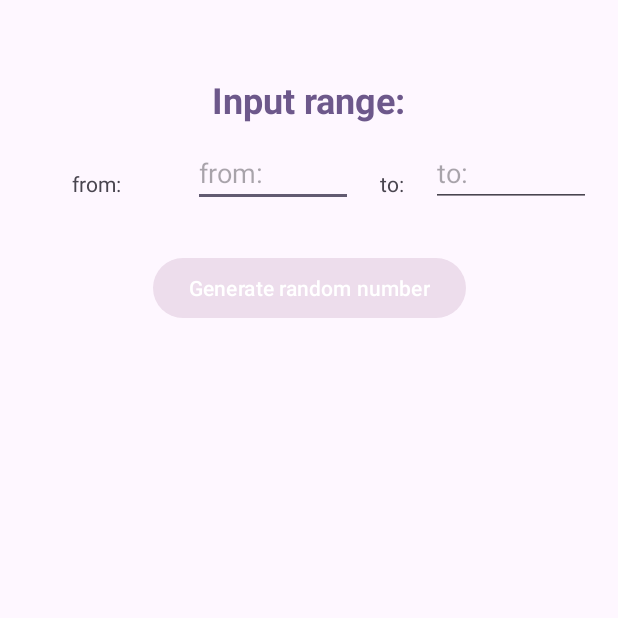
After one commit to userlika/RandomApp, an Android app: the RandomNumberActivity screen opened directly, with no data from a screen before it, on a phone screen of 412 x 824 dp, the top half of it. The commit adds this screen. Run offline under Robolectric (Android 15) with nearby library versions, the phone set to English and light mode, and no system bars; Roboto replaces fonts that are not available here.

Commit message:
Added RandomNumberActivity

```diff
--- a/app/src/main/AndroidManifest.xml
+++ b/app/src/main/AndroidManifest.xml
@@ -12,6 +12,9 @@
         android:supportsRtl="true"
         android:theme="@style/Theme.RandomApp"
         tools:targetApi="31">
+        <activity
+            android:name=".RandomNumberActivity"
+            android:exported="false" />
         <activity
             android:name=".HeadsAndTailsActivity"
             android:exported="false" />
--- a/app/src/main/java/com/likabarken/randomapp/MainActivity.java
+++ b/app/src/main/java/com/likabarken/randomapp/MainActivity.java
@@ -26,6 +26,7 @@ public class MainActivity extends AppCompatActivity {
 
         TextView textViewOptionYesNo = findViewById(R.id.textViewOptionYesNo);
         TextView textViewOptionHeadsAndTails = findViewById(R.id.textViewOptionHeadsAndTails);
+        TextView textViewOptionRandomNumber = findViewById(R.id.textViewOptionRandomNumber);
 
         textViewOptionYesNo.setOnClickListener(new View.OnClickListener() {
             @Override
@@ -43,6 +44,14 @@ public class MainActivity extends AppCompatActivity {
             }
         });
 
+        textViewOptionRandomNumber.setOnClickListener(new View.OnClickListener() {
+            @Override
+            public void onClick(View view) {
+                launchNextScreen(MainActivity.this, RandomNumberActivity.class);
+
+            }
+        });
+
     }
     private void launchNextScreen(AppCompatActivity currentActivity, Class<? extends AppCompatActivity> nextActivityClass) {
         Intent intent = new Intent(currentActivity, nextActivityClass);
--- /dev/null
+++ b/app/src/main/java/com/likabarken/randomapp/RandomNumberActivity.java
@@ -0,0 +1,77 @@
+package com.likabarken.randomapp;
+
+import android.os.Bundle;
+import android.util.Log;
+import android.view.View;
+import android.widget.Button;
+import android.widget.EditText;
+import android.widget.TextView;
+
+import androidx.activity.EdgeToEdge;
+import androidx.appcompat.app.AppCompatActivity;
+import androidx.core.graphics.Insets;
+import androidx.core.view.ViewCompat;
+import androidx.core.view.WindowInsetsCompat;
+
+import java.util.Random;
+
+public class RandomNumberActivity extends AppCompatActivity {
+    private static final String TAG = "RandomNumberActivity";
+    @Override
+    protected void onCreate(Bundle savedInstanceState) {
+        super.onCreate(savedInstanceState);
+        EdgeToEdge.enable(this);
+        setContentView(R.layout.activity_random_number);
+        ViewCompat.setOnApplyWindowInsetsListener(findViewById(R.id.main), (v, insets) -> {
+            Insets systemBars = insets.getInsets(WindowInsetsCompat.Type.systemBars());
+            v.setPadding(systemBars.left, systemBars.top, systemBars.right, systemBars.bottom);
+            return insets;
+        });
+
+        Random rand = new Random();
+
+        EditText editTextFrom = findViewById(R.id.editTextNumberFrom);
+        EditText editTextTo = findViewById(R.id.editTextNumberTo);
+
+        Button btnGenerateNumber = findViewById(R.id.buttonGenerateNumber);
+
+        TextView textViewTheNumber = findViewById(R.id.textViewTheNumber);
+
+        btnGenerateNumber.setOnClickListener(new View.OnClickListener() {
+            @Override
+            public void onClick(View view) {
+                String from_str, to_str;
+                int randInt, from, to;
+
+                from_str = editTextFrom.getText().toString().trim();
+                to_str = editTextTo.getText().toString().trim();
+                Log.d(TAG, "From:" + from_str);
+                Log.d(TAG, "To:" + to_str);
+
+                try {
+                    from = Integer.parseInt(from_str);
+                    to = Integer.parseInt(to_str);
+
+                    // Ensure "from" is less than "to"
+                    if (from >= to) {
+                        textViewTheNumber.setText("Invalid range: 'From' must be less than 'To'");
+                        return;
+                    }
+
+                    // Generate a random number in the range [from, to]
+                    randInt = rand.nextInt(to - from + 1) + from;
+                    Log.d(TAG, "randInt:" + randInt);
+
+                    textViewTheNumber.setText(String.valueOf(randInt));
+                } catch (NumberFormatException e) {
+                    // Handle invalid input (non-numeric values)
+                    textViewTheNumber.setText("Invalid input: Please enter valid numbers");
+                } catch (IllegalArgumentException e) {
+                    // Handle other unexpected errors
+                    textViewTheNumber.setText("Error: Invalid range");
+                }
+
+            }
+        });
+    }
+}
--- /dev/null
+++ b/app/src/main/res/layout/activity_random_number.xml
@@ -0,0 +1,95 @@
+<?xml version="1.0" encoding="utf-8"?>
+<androidx.constraintlayout.widget.ConstraintLayout xmlns:android="http://schemas.android.com/apk/res/android"
+    xmlns:app="http://schemas.android.com/apk/res-auto"
+    xmlns:tools="http://schemas.android.com/tools"
+    android:id="@+id/main"
+    android:layout_width="match_parent"
+    android:layout_height="match_parent"
+    tools:context=".RandomNumberActivity">
+
+    <TextView
+        android:id="@+id/textViewLabel"
+        android:layout_width="wrap_content"
+        android:layout_height="wrap_content"
+        android:layout_marginTop="50dp"
+        android:text="@string/tw_input_range"
+        android:textStyle="bold"
+        android:textSize="24sp"
+        android:textColor="@color/dark_lavender"
+        app:layout_constraintEnd_toEndOf="parent"
+        app:layout_constraintStart_toStartOf="parent"
+        app:layout_constraintTop_toTopOf="parent" />
+
+    <TextView
+        android:id="@+id/textViewLabelFrom"
+        android:layout_width="wrap_content"
+        android:layout_height="wrap_content"
+        android:layout_margin="30dp"
+        android:text="@string/tw_from"
+        app:layout_constraintEnd_toStartOf="@+id/editTextNumberFrom"
+        app:layout_constraintHorizontal_bias="0.5"
+        app:layout_constraintStart_toStartOf="parent"
+        app:layout_constraintTop_toBottomOf="@+id/textViewLabel" />
+
+    <EditText
+        android:id="@+id/editTextNumberFrom"
+        android:layout_width="wrap_content"
+        android:layout_height="wrap_content"
+        android:layout_marginTop="10dp"
+        android:autofillHints=""
+        android:ems="5"
+        android:hint="@string/tw_from"
+        android:inputType="number"
+        app:layout_constraintEnd_toStartOf="@+id/textViewLabelTo"
+        app:layout_constraintHorizontal_bias="0.5"
+        app:layout_constraintStart_toEndOf="@+id/textViewLabelFrom"
+        app:layout_constraintTop_toBottomOf="@+id/textViewLabel" />
+
+    <TextView
+        android:id="@+id/textViewLabelTo"
+        android:layout_width="wrap_content"
+        android:layout_height="wrap_content"
+        android:layout_marginTop="30dp"
+        android:text="@string/tw_to"
+        app:layout_constraintEnd_toStartOf="@+id/editTextNumberTo"
+        app:layout_constraintHorizontal_bias="0.5"
+        app:layout_constraintStart_toEndOf="@+id/editTextNumberFrom"
+        app:layout_constraintTop_toBottomOf="@+id/textViewLabel" />
+
+    <EditText
+        android:id="@+id/editTextNumberTo"
+        android:layout_width="wrap_content"
+        android:layout_height="wrap_content"
+        android:layout_marginTop="10dp"
+        android:autofillHints=""
+        android:ems="5"
+        android:hint="@string/tw_to"
+        android:inputType="number"
+        app:layout_constraintEnd_toEndOf="parent"
+        app:layout_constraintHorizontal_bias="0.5"
+        app:layout_constraintStart_toEndOf="@+id/textViewLabelTo"
+        app:layout_constraintTop_toBottomOf="@+id/textViewLabel" />
+
+    <Button
+        android:id="@+id/buttonGenerateNumber"
+        android:layout_width="wrap_content"
+        android:layout_height="wrap_content"
+        android:layout_marginTop="30dp"
+        android:text="@string/btn_generate_random_number"
+        app:layout_constraintEnd_toEndOf="parent"
+        app:layout_constraintStart_toStartOf="parent"
+        app:layout_constraintTop_toBottomOf="@+id/editTextNumberFrom" />
+
+    <TextView
+        android:id="@+id/textViewTheNumber"
+        android:layout_width="wrap_content"
+        android:layout_height="wrap_content"
+        android:layout_marginTop="100dp"
+        android:layout_marginStart="10dp"
+        android:textColor="@color/dark_lavender"
+        android:textSize="50sp"
+        tools:text="100"
+        app:layout_constraintEnd_toEndOf="parent"
+        app:layout_constraintStart_toStartOf="parent"
+        app:layout_constraintTop_toBottomOf="@+id/buttonGenerateNumber" />
+</androidx.constraintlayout.widget.ConstraintLayout>
--- a/app/src/main/res/values/strings.xml
+++ b/app/src/main/res/values/strings.xml
@@ -6,4 +6,8 @@
     <string name="tw_spin_the_bottle">Spin the bottle</string>
     <string name="tw_random_number">Random number</string>
     <string name="descr_coins_heads">Coin heads</string>
+    <string name="tw_input_range">Input range:</string>
+    <string name="tw_from">from:</string>
+    <string name="tw_to">to:</string>
+    <string name="btn_generate_random_number">Generate random number</string>
 </resources>
```
